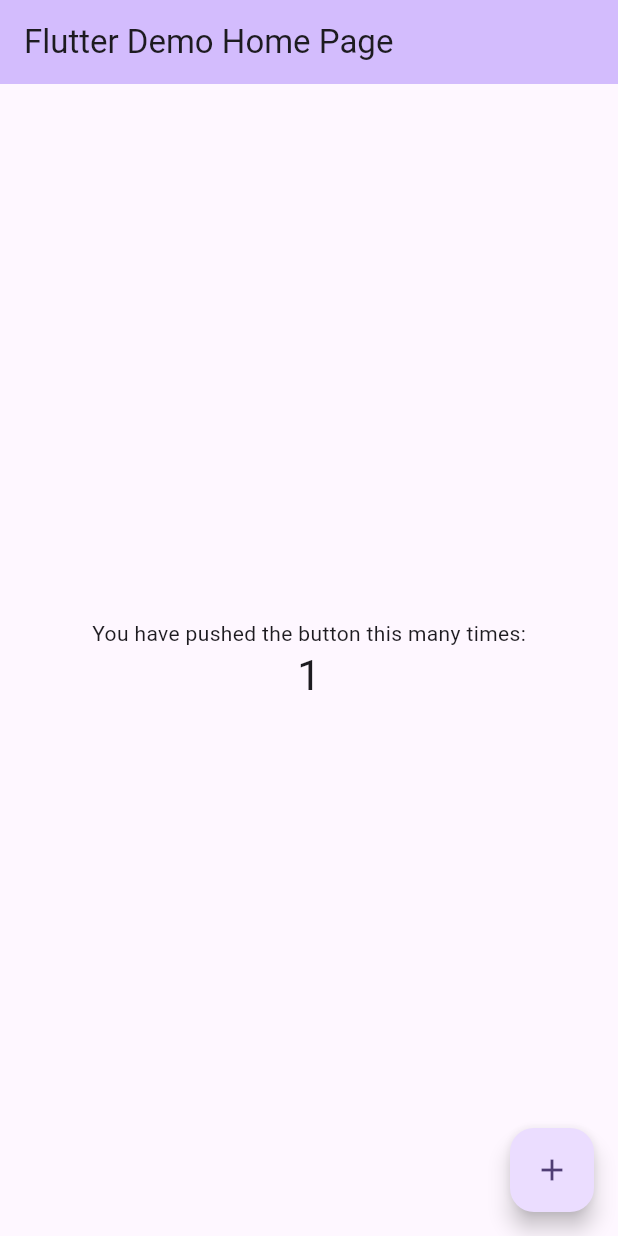
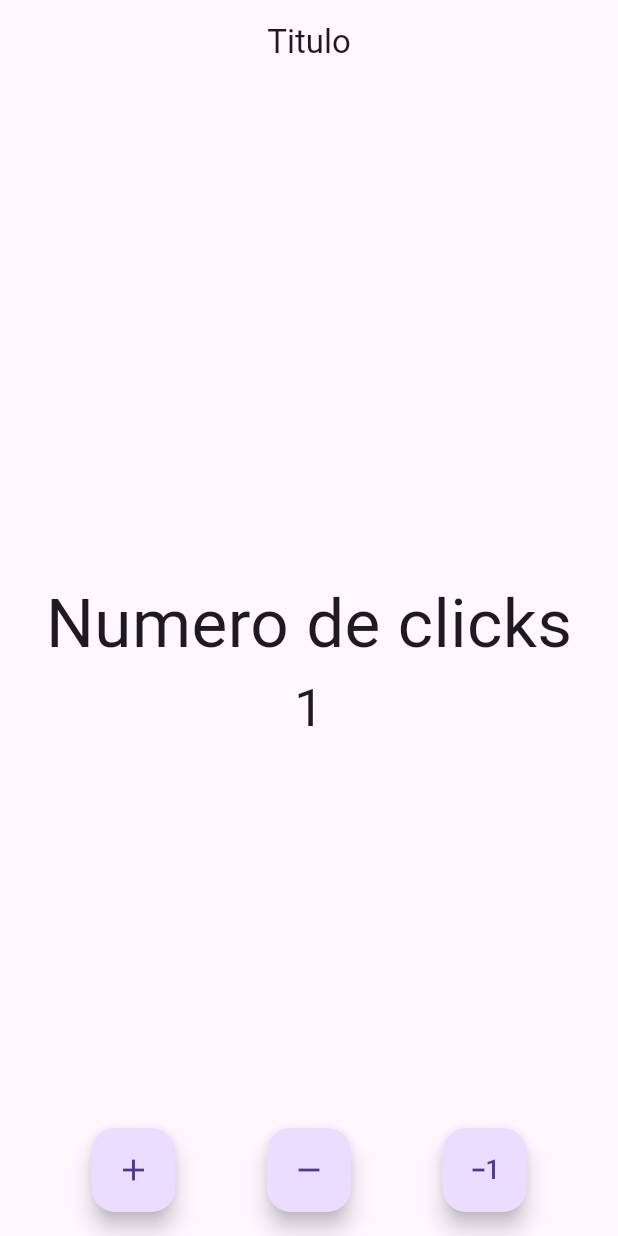
Before and after one commit to MilthonB/Flutter-Basico, a Flutter app: the screen it shows after launch, after a tap on the "add" icon, on a phone screen of 412 x 824 dp. Run offline on Flutter 3.47's test engine with Material 3 defaults, Android fonts, the phone set to English and light mode, and no system bars.

Commit message:
Nueva appa contador practica

```diff
--- a/contador/analysis_options.yaml
+++ b/contador/analysis_options.yaml
@@ -7,6 +7,9 @@
 
 # The following line activates a set of recommended lints for Flutter apps,
 # packages, and plugins designed to encourage good coding practices.
+analyzer:
+  errors:
+    prefer_interpolation_to_compose_strings: ignore
 include: package:flutter_lints/flutter.yaml
 
 linter:
--- a/contador/lib/main.dart
+++ b/contador/lib/main.dart
@@ -1,125 +1,12 @@
+// Importaciones de terceros
 import 'package:flutter/material.dart';
 
-void main() {
-  runApp(const MyApp());
+// importaciones propias
+import 'package:contador/src/app.dart';
+
+void main(){
+
+    // Decirle a flutter que corra mi app
+    // El runApp es metod que tiene material.dart y le estamos diciendo que la app la va a correr con el estilo de material
+    runApp( const MyApp() );
 }
-
-class MyApp extends StatelessWidget {
-  const MyApp({super.key});
-
-  // This widget is the root of your application.
-  @override
-  Widget build(BuildContext context) {
-    return MaterialApp(
-      title: 'Flutter Demo',
-      theme: ThemeData(
-        // This is the theme of your application.
-        //
-        // TRY THIS: Try running your application with "flutter run". You'll see
-        // the application has a purple toolbar. Then, without quitting the app,
-        // try changing the seedColor in the colorScheme below to Colors.green
-        // and then invoke "hot reload" (save your changes or press the "hot
-        // reload" button in a Flutter-supported IDE, or press "r" if you used
-        // the command line to start the app).
-        //
-        // Notice that the counter didn't reset back to zero; the application
-        // state is not lost during the reload. To reset the state, use hot
-        // restart instead.
-        //
-        // This works for code too, not just values: Most code changes can be
-        // tested with just a hot reload.
-        colorScheme: ColorScheme.fromSeed(seedColor: Colors.deepPurple),
-        useMaterial3: true,
-      ),
-      home: const MyHomePage(title: 'Flutter Demo Home Page'),
-    );
-  }
-}
-
-class MyHomePage extends StatefulWidget {
-  const MyHomePage({super.key, required this.title});
-
-  // This widget is the home page of your application. It is stateful, meaning
-  // that it has a State object (defined below) that contains fields that affect
-  // how it looks.
-
-  // This class is the configuration for the state. It holds the values (in this
-  // case the title) provided by the parent (in this case the App widget) and
-  // used by the build method of the State. Fields in a Widget subclass are
-  // always marked "final".
-
-  final String title;
-
-  @override
-  State<MyHomePage> createState() => _MyHomePageState();
-}
-
-class _MyHomePageState extends State<MyHomePage> {
-  int _counter = 0;
-
-  void _incrementCounter() {
-    setState(() {
-      // This call to setState tells the Flutter framework that something has
-      // changed in this State, which causes it to rerun the build method below
-      // so that the display can reflect the updated values. If we changed
-      // _counter without calling setState(), then the build method would not be
-      // called again, and so nothing would appear to happen.
-      _counter++;
-    });
-  }
-
-  @override
-  Widget build(BuildContext context) {
-    // This method is rerun every time setState is called, for instance as done
-    // by the _incrementCounter method above.
-    //
-    // The Flutter framework has been optimized to make rerunning build methods
-    // fast, so that you can just rebuild anything that needs updating rather
-    // than having to individually change instances of widgets.
-    return Scaffold(
-      appBar: AppBar(
-        // TRY THIS: Try changing the color here to a specific color (to
-        // Colors.amber, perhaps?) and trigger a hot reload to see the AppBar
-        // change color while the other colors stay the same.
-        backgroundColor: Theme.of(context).colorScheme.inversePrimary,
-        // Here we take the value from the MyHomePage object that was created by
-        // the App.build method, and use it to set our appbar title.
-        title: Text(widget.title),
-      ),
-      body: Center(
-        // Center is a layout widget. It takes a single child and positions it
-        // in the middle of the parent.
-        child: Column(
-          // Column is also a layout widget. It takes a list of children and
-          // arranges them vertically. By default, it sizes itself to fit its
-          // children horizontally, and tries to be as tall as its parent.
-          //
-          // Column has various properties to control how it sizes itself and
-          // how it positions its children. Here we use mainAxisAlignment to
-          // center the children vertically; the main axis here is the vertical
-          // axis because Columns are vertical (the cross axis would be
-          // horizontal).
-          //
-          // TRY THIS: Invoke "debug painting" (choose the "Toggle Debug Paint"
-          // action in the IDE, or press "p" in the console), to see the
-          // wireframe for each widget.
-          mainAxisAlignment: MainAxisAlignment.center,
-          children: <Widget>[
-            const Text(
-              'You have pushed the button this many times:',
-            ),
-            Text(
-              '$_counter',
-              style: Theme.of(context).textTheme.headlineMedium,
-            ),
-          ],
-        ),
-      ),
-      floatingActionButton: FloatingActionButton(
-        onPressed: _incrementCounter,
-        tooltip: 'Increment',
-        child: const Icon(Icons.add),
-      ), // This trailing comma makes auto-formatting nicer for build methods.
-    );
-  }
-}
--- /dev/null
+++ b/contador/lib/src/app.dart
@@ -0,0 +1,19 @@
+import "package:contador/src/pages/contado_page.dart";
+//import "package:contador/src/pages/home_page.dart";
+import "package:flutter/material.dart";
+
+class MyApp extends StatelessWidget {
+  // A cada clase que extienda tiene que tener un construcor con un parametro dentro que tiene que resivir de forma automatica
+  // Este parametro es del padre y es la llave de este widget o mas bien el identificardor de este widget
+  // Se recomienda usar const porque el contructor es inmutable
+  const MyApp({super.key});
+
+ @override
+  Widget build(BuildContext context) {
+    return const MaterialApp(
+      home: ContadorPage(),
+      debugShowCheckedModeBanner: false,
+    );
+
+  }
+}
--- /dev/null
+++ b/contador/lib/src/pages/contado_page.dart
@@ -0,0 +1,88 @@
+// ignore_for_file: sort_child_properties_last
+
+import "package:flutter/material.dart";
+
+
+class ContadorPage extends StatefulWidget{
+  const ContadorPage({super.key});
+
+
+  @override
+  State<StatefulWidget> createState() {
+    return _ContadorPageState();
+  }
+
+
+}
+
+class _ContadorPageState extends State<ContadorPage> {
+
+  // ignore: unused_field
+  int _conteo = 0;
+
+  @override
+  Widget build(BuildContext context){
+    return Scaffold(
+      floatingActionButtonLocation: FloatingActionButtonLocation.centerFloat,
+
+      floatingActionButton: _crearBotones(),
+      appBar:AppBar(title: const Text('Titulo'),
+      centerTitle: true,),
+      body:  Center(child: Column(
+        mainAxisAlignment: MainAxisAlignment.center,
+        children: [
+          const Text('Numero de clicks',
+          style: TextStyle(
+            fontSize: 45
+           ),),
+          // ignore: unnecessary_brace_in_string_interps
+          Text('${_conteo}',style: const TextStyle(
+            fontSize: 35
+           ),),
+        ],
+      ),),
+
+    );
+  }
+
+  Widget _crearBotones() {
+
+
+    // ignore: prefer_const_constructors
+    return Row(
+      // ignore: prefer_const_literals_to_create_immutables
+      children: [
+        // ignore: prefer_const_constructors
+        FloatingActionButton(onPressed:_add ,child: Icon(Icons.add),),
+        // ignore: prefer_const_constructors
+        FloatingActionButton(onPressed:_less ,child: Icon(Icons.remove),),
+        // ignore: prefer_const_constructors
+        FloatingActionButton(onPressed:_reset ,child: Icon(Icons.exposure_minus_1),),
+      ],
+      mainAxisAlignment: MainAxisAlignment.spaceEvenly,
+
+    );
+
+
+    //return const FloatingActionButton(onPressed:null ,child: Icon(Icons.add_alarm),);
+  }
+
+  void _add(){
+    setState(() {
+      _conteo++;
+    });
+  }
+
+  void _less(){
+    setState(() {
+      if(_conteo != 0){
+        _conteo--;
+      }
+    });
+  }
+
+
+  void _reset() {
+    setState(() => _conteo = 0);
+  }
+}
```
Also changed, not shown: contador/lib/src/pages/home_page.dart (added, +41 -0 lines).
